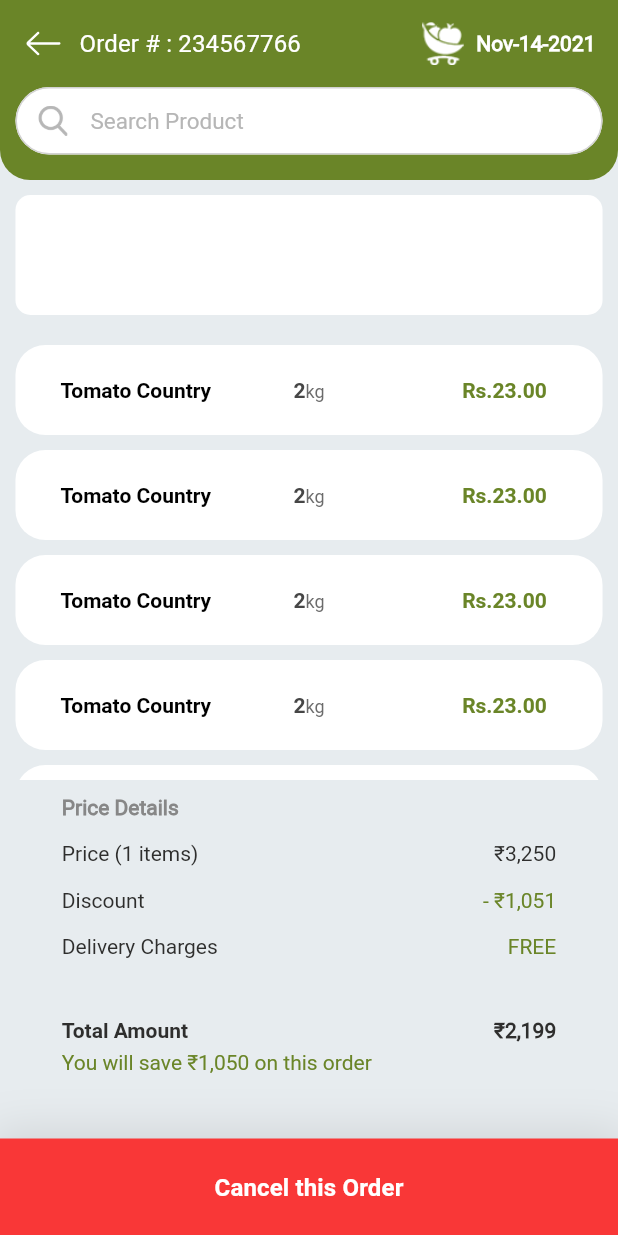
After one commit to muthu-gokul/ecommerce_user, a Flutter app: the OrderNoDetails screen opened directly, on a phone screen of 412 x 824 dp. The commit adds this screen. Run offline on Flutter 3.47's test engine with Material 2 defaults, Android fonts, the phone set to English and light mode, and no system bars; our stand-ins replace carousel_slider, flutter_svg.

Commit message:
order,order No,

```diff
--- a/lib/pages/Profile/MyProfile.dart
+++ b/lib/pages/Profile/MyProfile.dart
@@ -1,6 +1,6 @@
 
 import 'package:ecommerce_user/notifiers/themeNotifier.dart';
-import 'package:ecommerce_user/pages/Profile/myProfileEdit.dart';
+import 'package:ecommerce_user/pages/profile/myProfileEdit.dart';
 import 'package:ecommerce_user/pages/Profile/superCoin.dart';
 import 'package:ecommerce_user/pages/pancard/panCard.dart';
 import 'package:ecommerce_user/styles/constants.dart';
@@ -50,7 +50,7 @@ class _MyProfileState extends State<MyProfile> {
                      child:Row(
                        mainAxisAlignment: MainAxisAlignment.spaceBetween,
                        children: [
-                         CustomAppBar(title: "My Profile",),
+                         CustomAppBar(title: "My profile",),
                          GestureDetector(
                            onTap: (){
                               Navigator.push(context, MaterialPageRoute(builder: (ctx)=>MyProfileEdit()));
--- a/lib/pages/Profile/myProfileEdit.dart
+++ b/lib/pages/Profile/myProfileEdit.dart
@@ -44,7 +44,7 @@ class _MyProfileEditState extends State<MyProfileEdit> {
                        child:Row(
                          mainAxisAlignment: MainAxisAlignment.spaceBetween,
                          children: [
-                           CustomAppBar(title: "My Profile",),
+                           CustomAppBar(title: "My profile",),
                            Padding(
                              padding: EdgeInsets.only(right: 8.0),
                              child: Icon(Icons.edit,color:tn.primaryColor,),
--- /dev/null
+++ b/lib/pages/myOrder/orderNoPage.dart
@@ -0,0 +1,275 @@
+
+import 'package:ecommerce_user/notifiers/themeNotifier.dart';
+import 'package:ecommerce_user/styles/constants.dart';
+import 'package:ecommerce_user/styles/size.dart';
+import 'package:ecommerce_user/widgets/companySettingsTextField.dart';
+import 'package:flutter/material.dart';
+import 'package:flutter_svg/flutter_svg.dart';
+import 'package:provider/provider.dart';
+
+
+
+class OrderNoDetails extends StatefulWidget {
+  const OrderNoDetails({Key? key}) : super(key: key);
+
+  @override
+  _OrderNoDetailsState createState() => _OrderNoDetailsState();
+}
+
+class _OrderNoDetailsState extends State<OrderNoDetails> {
+  @override
+  late  double width,height,width2,height2;
+  Widget build(BuildContext context) {
+    width=MediaQuery.of(context).size.width;
+    height=MediaQuery.of(context).size.height;
+    width2=width-16;
+    height2=height-16;
+    SizeConfig().init(context);
+    return SafeArea(
+        child: Consumer<ThemeNotifier>(
+        builder:(ctx,tn,child)=> Stack(
+          children: [
+            Scaffold(
+              backgroundColor: Color(0xffE7ECEF),
+              body: Container(
+                height: height,
+                width: width,
+                child: Column(
+                  crossAxisAlignment: CrossAxisAlignment.center,
+                  children:[
+                    Container(
+                      height: 120,
+                      decoration: BoxDecoration(
+                          borderRadius: BorderRadius.only(bottomLeft: Radius.circular(20),bottomRight: Radius.circular(20)),
+                          color: tn.primaryColor
+                      ),
+                      child: Column(
+                        mainAxisAlignment: MainAxisAlignment.start,
+                        crossAxisAlignment: CrossAxisAlignment.center,
+                        children: [
+                          SizedBox(height: 5,),
+                          Container(
+                            width: SizeConfig.screenWidth,
+                            margin:  EdgeInsets.only(left:5),
+                            child: Row(
+                              mainAxisAlignment: MainAxisAlignment.spaceBetween,
+                              children: [
+                                Container(
+                                  child: Row(
+                                    children: [
+                                      IconButton(onPressed: (){
+                                        Navigator.pop(context,);
+                                      },
+                                        icon: SvgPicture.asset('assets/login/backward-01.svg',width:25,),
+                                        //   icon: Icon(Icons.menu,color: Colors.white,size: 30,),
+                                      ),
+                                      Text('Order # : 234567766',style: ts16(text2),)
+                                    ],
+                                  ),
+                                ),
+                                Container(
+                                    padding: EdgeInsets.only(right: 15.0),
+                                    child:   Row(
+                                      children: [
+                                        Padding(
+                                          padding: const EdgeInsets.only(right: 8.0),
+                                          child: Image.asset('assets/logo.png',width:28,),
+                                        ),
+                                        Text('Nov-14-2021',style: TextStyle(fontFamily: 'RR',fontSize: 14,color: Colors.white,fontWeight: FontWeight.bold),)
+                                      ],
+                                    )
+                                ),
+                              ],
+                            ),
+                          ),
+                          SizedBox(height: 5,),
+                          Container(
+                                width:width*0.95,
+                                height: 45,
+                                alignment: Alignment.center,
+                                child: CompanySettingsTextField(hintText: "Search Product", img: "assets/search.png")
+                           ),
+                        ],
+                      ),
+                    ),
+                   SizedBox(height:10,),
+                  Container(
+                    margin: EdgeInsets.only(bottom: 10),
+                    width: width*0.95,
+                    height:80,
+                    decoration: BoxDecoration(
+                      borderRadius: BorderRadius.circular(10.0),
+                      color: Color(0xffffffff),
+                    ) ,
+                      child:Container(),
+                  ),
+                    Align(
+                      alignment: Alignment.center,
+                      child: Container(
+                        padding: EdgeInsets.only(top: 10),
+                        height: 300,
+                        width:width*0.95,
+                        child: ListView.builder(
+                            physics: BouncingScrollPhysics(),
+                            itemCount: 7,
+                            itemBuilder: (ctx,i){
+                          return  Container(
+                            margin: EdgeInsets.only(bottom: 10),
+                            width: width*0.95,
+                            height:60,
+                            decoration: BoxDecoration(
+                              borderRadius: BorderRadius.circular(20.0),
+                              color: Color(0xffffffff),
+                            ) ,
+                            child: Container(
+                              child: Row(
+                                mainAxisAlignment: MainAxisAlignment.center,
+                                crossAxisAlignment: CrossAxisAlignment.center,
+                                children: [
+                                  Container(
+                                    padding: EdgeInsets.only(left: 30),
+                                    width: width*0.45,
+                                    child: Text('Tomato Country',style: TextStyle(fontFamily: 'RB',color: Colors.black,fontSize: 14),),
+                                  ),
+
+                                  Container(
+                                    width: width*0.20,
+                                    child: Text.rich(
+                                      TextSpan(
+                                        text: '2',style: TextStyle(fontFamily: 'RB',fontSize: 14,color:text1), // default text style
+                                        children: [
+                                          TextSpan(text: 'kg', style: TextStyle(fontFamily: 'RR',fontSize: 12,color:text1.withOpacity(0.8))),
+                                        ],
+                                      ),
+                                    ),
+                                  ),
+                                  Container(
+                                    width: width*0.30,
+                                    padding: EdgeInsets.only(left: 30),
+                                    child: Text( 'Rs.23.00', style: TextStyle(fontSize: 14,fontFamily: 'RB',color:tn.primaryColor,),),
+                                  ),
+                                ],
+                              ),
+                            ),
+                          );
+                        }),
+                        ),
+                    ),
+                     SizedBox(height: 10,),
+                    Align(
+                      alignment: Alignment.center,
+                      child: Container(
+                        // margin: EdgeInsets.all(20),
+                        //   color: Colors.red,
+                          width: width*0.8,
+                        child: Column(
+                         crossAxisAlignment: CrossAxisAlignment.start,
+                          children: [
+                            Container(
+                              child: Text('Price Details',style: TextStyle(fontSize: 14,fontFamily: 'RR',color: Color(0xff878787),fontWeight: FontWeight.w600),),
+                            ),
+                            SizedBox(height: 15,),
+                            Container(
+                              child: Row(
+                                crossAxisAlignment: CrossAxisAlignment.center,
+                                mainAxisAlignment: MainAxisAlignment.spaceBetween,
+                                children: [
+                                  Text('Price (1 items)',style: TextStyle(fontSize: 14,fontFamily: 'RR',color: Color(0xff2E2E2D),),),
+                                  Text('₹3,250',style: TextStyle(fontSize: 14,fontFamily: 'RR',color: Color(0xff2E2E2D),),)
+                                ],
+                              ),
+                            ),
+                            SizedBox(height: 15,),
+                            Container(
+                              child: Row(
+                                crossAxisAlignment: CrossAxisAlignment.center,
+                                mainAxisAlignment: MainAxisAlignment.spaceBetween,
+                                children: [
+                                  Text('Discount',style: TextStyle(fontSize: 14,fontFamily: 'RR',color: Color(0xff2E2E2D),),),
+                                  Text('- ₹1,051',style: TextStyle(fontSize: 14,fontFamily: 'RR',color: tn.primaryColor),)
+                                ],
+                              ),
+                            ),
+                            SizedBox(height: 15,),
+                            Container(
+                              child: Row(
+                                crossAxisAlignment: CrossAxisAlignment.center,
+                                mainAxisAlignment: MainAxisAlignment.spaceBetween,
+                                children: [
+                                  Text('Delivery Charges',style: TextStyle(fontSize: 14,fontFamily: 'RR',color: Color(0xff2E2E2D),),),
+                                  Text('FREE',style: TextStyle(fontSize: 14,fontFamily: 'RR',color: tn.primaryColor,),)
+                                ],
+                              ),
+                            ),
+                            SizedBox(height: 40,),
+                            Container(
+                              child: Row(
+                                crossAxisAlignment: CrossAxisAlignment.center,
+                                mainAxisAlignment: MainAxisAlignment.spaceBetween,
+                                children: [
+                                  Text('Total Amount',style: TextStyle(fontSize: 14,fontFamily: 'RB',color: Color(0xff2E2E2D),fontWeight: FontWeight.w600),),
+                                  Text('₹2,199',style: TextStyle(fontSize: 14,fontFamily: 'RR',color: Color(0xff2E2E2D),fontWeight: FontWeight.w600),)
+                                ],
+                              ),
+                            ),
+                            SizedBox(height: 5,),
+                            Container(
+                              child: Text('You will save ₹1,050 on this order',style: TextStyle(fontSize: 14,fontFamily: 'RR',color: tn.primaryColor,fontWeight: FontWeight.w500),),
+                            ),
+                          ],
+                        ),
+                      ),
+                    ),
+                  ],
+                ),
+              ),
+              bottomNavigationBar:  Container(
+                width: SizeConfig.screenWidth,
+                // height:_keyboardVisible?0:  70,
+                height: 65,
+                decoration: BoxDecoration(
+                    color: Color(0XFFF93737),
+                    // color: Color(0xFF787878).withOpacity(0.1),
+                    boxShadow: [
+                      BoxShadow(
+                        color: Color(0xFF787878).withOpacity(0.2),
+                        spreadRadius: 5,
+                        blurRadius: 25,
+                        offset: Offset(0, 0), // changes position of shadow
+                      )
+                    ]
+                ),
+                child: Stack(
+                  children:
+                  [
+                    Container(
+                      width:  SizeConfig.screenWidth,
+                      padding: EdgeInsets.only(left: 25,right: 25),
+                      height: 65,
+                     alignment: Alignment.center,
+                     child: Text('Cancel this Order',style: ts16(text2,fontfamily: 'RB'),),
+                    )
+                  ],
+                ),
+              ),
+            ),
+          ],
+        )
+
+        )
+    );
+  }
+}
+addRemoveBtn(Widget icon){
+  return Container(
+    height: 25,
+    width: 25,
+    decoration: BoxDecoration(
+        color:Color(0xffF5F4F2),
+        borderRadius:BorderRadius.circular(5)
+    ),
+    child: Center(
+      child: icon,
+    ),
+  );
+}
```
Also changed, not shown: lib/pages/myOrder/myOrderDetails.dart (added, +223 -0 lines), lib/pages/navHomeScreen.dart (+16 -1 lines).
